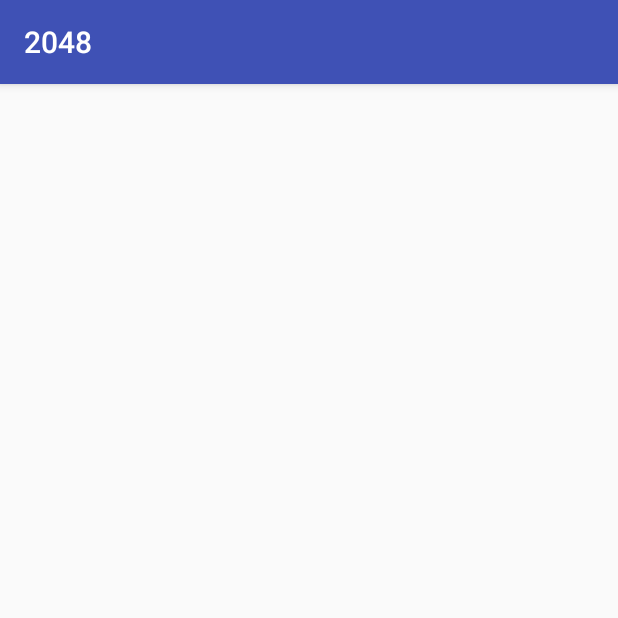
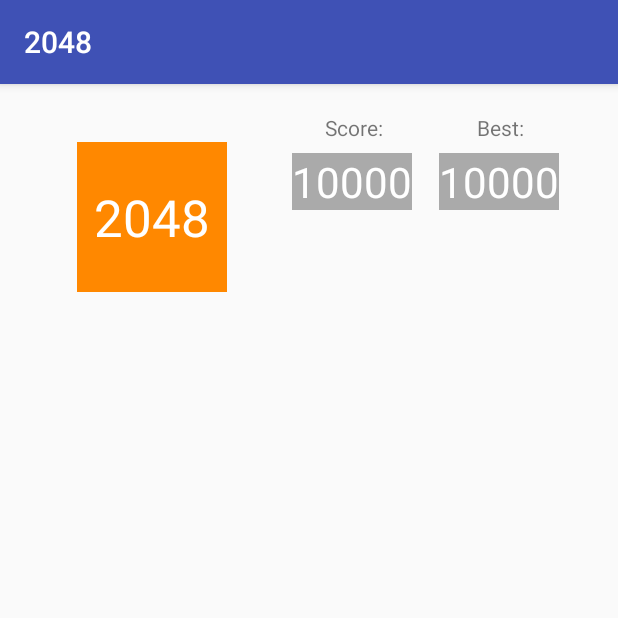
Before and after one commit to FernandoSoldera/2048, an Android app: the screen it shows after launch (MainActivity), on a phone screen of 412 x 824 dp, the top half of it. Run offline under Robolectric (Android 15) with nearby library versions, the phone set to English and light mode, and no system bars.

Commit message:
Esboçando layout

```diff
--- a/app/src/main/res/layout/activity_main.xml
+++ b/app/src/main/res/layout/activity_main.xml
@@ -6,4 +6,72 @@
     android:layout_height="match_parent"
     tools:context="com.fernando.a2048.MainActivity">
 
+    <TextView
+        android:id="@+id/textView"
+        android:layout_width="wrap_content"
+        android:layout_height="wrap_content"
+        android:layout_alignParentEnd="true"
+        android:layout_alignParentTop="true"
+        android:layout_marginEnd="39dp"
+        android:layout_marginTop="46dp"
+        android:background="@android:color/darker_gray"
+        android:text="10000"
+        android:textColor="@android:color/white"
+        android:textSize="28sp" />
+
+    <TextView
+        android:id="@+id/textView2"
+        android:layout_width="wrap_content"
+        android:layout_height="wrap_content"
+        android:layout_alignBaseline="@+id/textView"
+        android:layout_alignBottom="@+id/textView"
+        android:layout_marginEnd="18dp"
+        android:layout_toStartOf="@+id/textView"
+        android:background="@android:color/darker_gray"
+        android:text="10000"
+        android:textColor="@android:color/white"
+        android:textSize="28sp" />
+
+    <TextView
+        android:id="@+id/textView3"
+        android:layout_width="wrap_content"
+        android:layout_height="wrap_content"
+        android:layout_marginBottom="7dp"
+        android:layout_marginEnd="23dp"
+        android:text="Best:"
+        android:layout_above="@+id/textView2"
+        android:layout_alignEnd="@+id/textView" />
+
+    <TextView
+        android:id="@+id/textView4"
+        android:layout_width="wrap_content"
+        android:layout_height="wrap_content"
+        android:text="Score:"
+        android:layout_alignBaseline="@+id/textView3"
+        android:layout_alignBottom="@+id/textView3"
+        android:layout_alignEnd="@+id/textView2"
+        android:layout_marginEnd="19dp" />
+
+    <TextView
+        android:id="@+id/textView5"
+        android:layout_width="wrap_content"
+        android:layout_height="wrap_content"
+        android:layout_alignParentStart="true"
+        android:layout_below="@+id/textView4"
+        android:layout_marginStart="51dp"
+        android:background="@android:color/holo_orange_dark"
+        android:gravity="center_vertical|center_horizontal"
+        android:minHeight="100dp"
+        android:minWidth="100dp"
+        android:text="2048"
+        android:textColor="@android:color/white"
+        android:textSize="34sp" />
+
+    <GridView
+        android:layout_width="match_parent"
+        android:layout_height="match_parent"
+        android:layout_alignParentBottom="true"
+        android:layout_alignParentStart="true"
+        android:layout_below="@+id/textView5" />
+
 </RelativeLayout>
```
